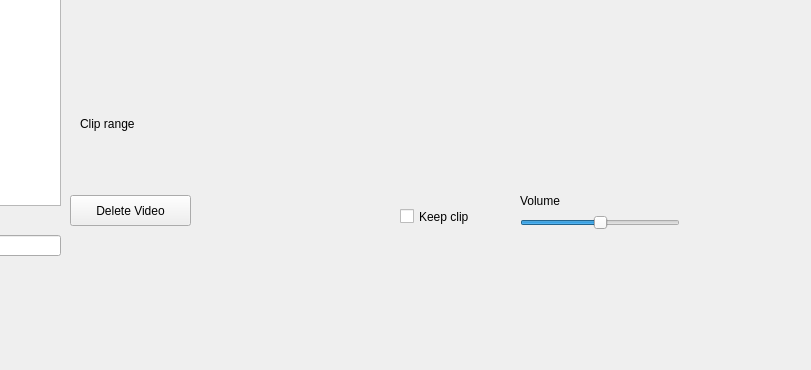
Before: the Qt Designer form clips_editor/ui/clip_editor.ui in MalchuL/StreamScrapper, drawn with Qt 5; both pictures show x 270 to 1081 and y 405 to 775 of the 1228 by 775 pixel window.
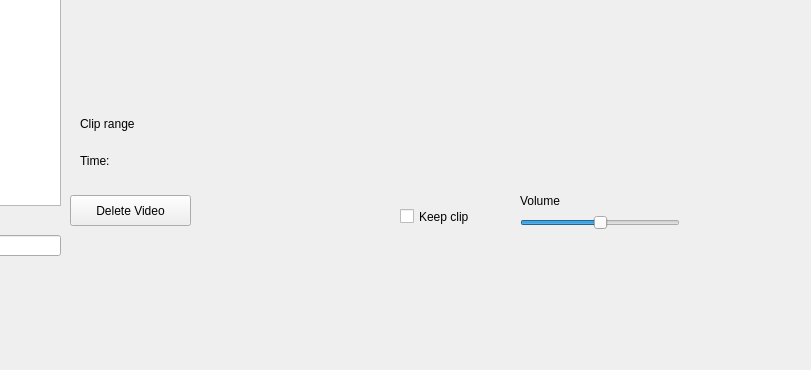
After: the same form once the commit is applied. Custom widgets are drawn as their Qt base class.

Commit message: add time video

What changed in the file:
```diff
--- a/clips_editor/ui/clip_editor.ui
+++ b/clips_editor/ui/clip_editor.ui
@@ -82,9 +82,9 @@
    <widget class="QRangeSlider" name="rangeSlider" native="true">
     <property name="geometry">
      <rect>
-      <x>350</x>
+      <x>480</x>
       <y>550</y>
-      <width>651</width>
+      <width>521</width>
       <height>31</height>
      </rect>
     </property>
@@ -177,6 +177,19 @@
      <string>Clips:</string>
     </property>
    </widget>
+   <widget class="QLabel" name="videoTime">
+    <property name="geometry">
+     <rect>
+      <x>350</x>
+      <y>550</y>
+      <width>111</width>
+      <height>31</height>
+     </rect>
+    </property>
+    <property name="text">
+     <string>Time:</string>
+    </property>
+   </widget>
   </widget>
   <widget class="QStatusBar" name="statusbar"/>
   <widget class="QMenuBar" name="menubar">
```
The commit also changes 1 other file.
